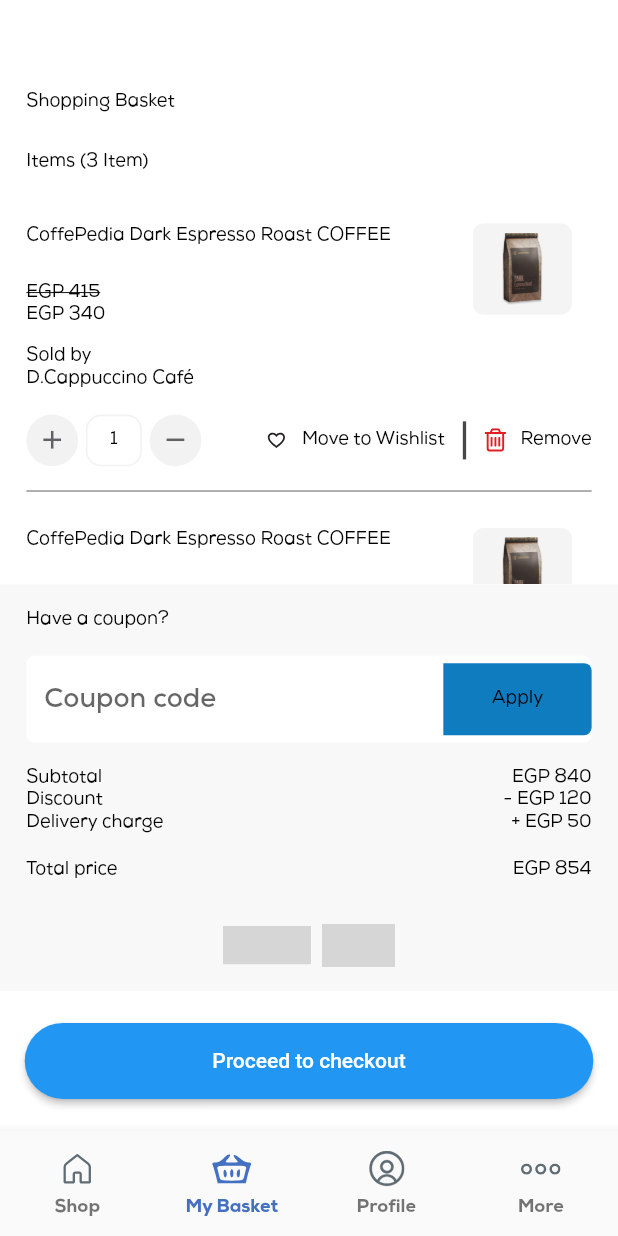
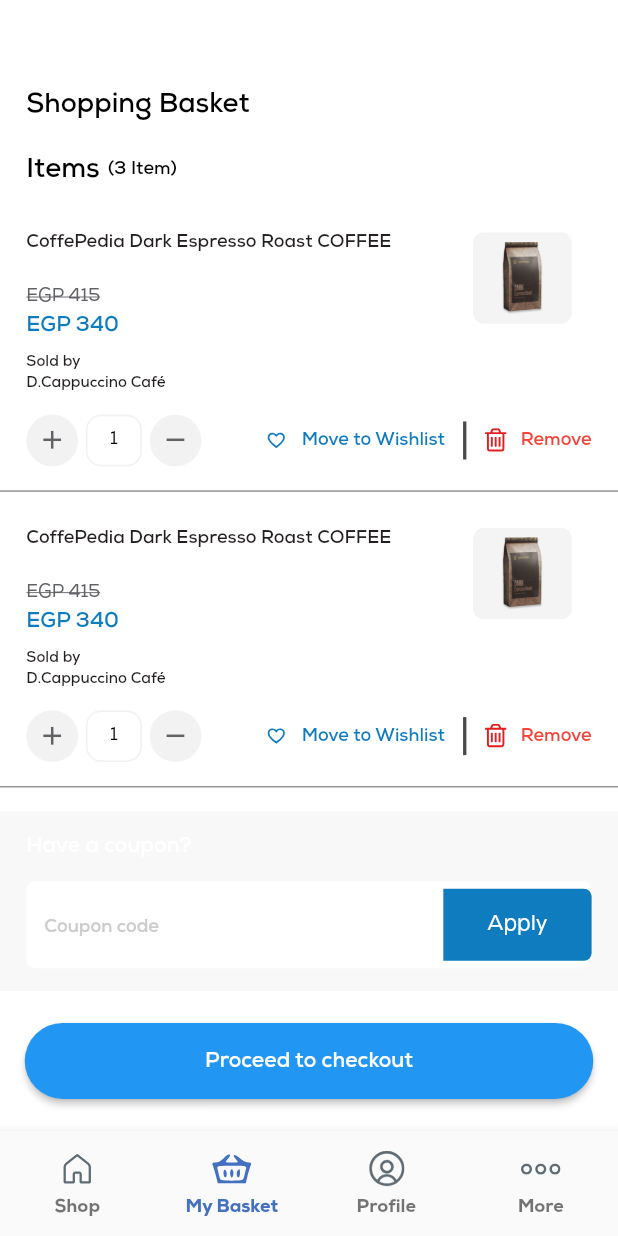
Before and after one commit to CofePedia/coffee_pedia_mobile_app, a Flutter app: the screen it shows after launch, item 2 of the bottom bar chosen, on a phone screen of 412 x 824 dp. Run offline on Flutter 3.47's test engine with Material 2 defaults, Android fonts, the phone set to English and light mode, and no system bars; our stand-ins replace bot_toast, cached_network_image, easy_localization, flutter_rating_bar, flutter_screenutil, flutter_svg; missing offline and left inert: favorite_button; network calls fail; grey boxes are pictures that could not be loaded.

Commit message:
fix azzam styles and themes

```diff
--- a/lib/main.dart
+++ b/lib/main.dart
@@ -59,37 +59,37 @@ class MyApp extends StatelessWidget {
                 fontFamily: 'Nexa',
                 fontSize: 10.sp,
                 color: Color(0xff231F20),
-                fontWeight: FontWeight.w600,
+                fontWeight: FontWeight.w700,
               ),
               bodyText2: TextStyle(
                 fontFamily: 'Nexa',
                 fontSize: 12.sp,
                 color: Color(0xff000000),
-                fontWeight: FontWeight.w400,
+                fontWeight: FontWeight.w500,
               ),
               subtitle1: TextStyle(
                 fontFamily: 'Nexa',
                 fontSize: 18.sp,
                 color: Color(0xff4470C1),
-                fontWeight: FontWeight.w600,
+                fontWeight: FontWeight.w700,
               ),
               headline2: TextStyle(
                 fontFamily: 'Nexa',
                 fontSize: 14.sp,
                 color: Color(0xffffffff),
-                fontWeight: FontWeight.w600,
+                fontWeight: FontWeight.w700,
               ),
               subtitle2: TextStyle(
                 fontFamily: 'Nexa',
                 fontSize: 13.sp,
-                fontWeight: FontWeight.w600,
+                fontWeight: FontWeight.w700,
                 height: 1.5,
                 color: Color(0xff231F20),
               ),
               headline1: TextStyle(
                 fontFamily: 'Nexa',
                 fontSize: 22.sp,
-                fontWeight: FontWeight.w600,
+                fontWeight: FontWeight.w700,
                 color: Color(0xff000000),
               ),
               caption: TextStyle(
@@ -98,6 +98,18 @@ class MyApp extends StatelessWidget {
                 fontWeight: FontWeight.w900,
                 color: Color(0xff231F20),
               ),
+              headline4: TextStyle(
+                fontFamily: 'Nexa',
+                fontSize: 12.sp,
+                fontWeight: FontWeight.w700,
+                color: Color(0xff231F20),
+              ),
+              overline: TextStyle(
+                fontFamily: 'Nexa',
+                fontSize: 12.sp,
+                fontWeight: FontWeight.w700,
+                color: Color(0xff9D9D9D),
+              ),
             ),
           ),
         );
--- a/lib/ui/checkout_item.dart
+++ b/lib/ui/checkout_item.dart
@@ -32,6 +32,7 @@ class CheckoutItem extends StatelessWidget {
                           "CoffePedia Dark Espresso Roast COFFEE",
                           maxLines: 2,
                           textAlign: TextAlign.start,
+                          style: Theme.of(context).textTheme.headline4,
                         ),
                       ),
                     ),
@@ -39,14 +40,19 @@ class CheckoutItem extends StatelessWidget {
                       "EGP 415",
                       maxLines: 2,
                       textAlign: TextAlign.start,
-                      style: TextStyle(
-                        decoration: TextDecoration.lineThrough,
-                      ),
+                      style: Theme.of(context)
+                          .textTheme
+                          .bodyText2!
+                          .copyWith(decoration: TextDecoration.lineThrough, color: Color(0xff606266)),
+                    ),
+                    SizedBox(
+                      height: 4.h,
                     ),
                     Text(
                       "EGP 340",
                       maxLines: 2,
                       textAlign: TextAlign.start,
+                      style: Theme.of(context).textTheme.headline2!.copyWith(color: Theme.of(context).primaryColor),
                     ),
                   ],
                 ),
@@ -66,8 +72,11 @@ class CheckoutItem extends StatelessWidget {
               ],
             ),
           ),
-          Text("Sold by"),
-          Text("D.Cappuccino Café"),
+          Text("Sold by", style: Theme.of(context).textTheme.bodyText1),
+          SizedBox(
+            height: 4.h,
+          ),
+          Text("D.Cappuccino Café", style: Theme.of(context).textTheme.bodyText1),
           SizedBox(
             height: 16.h,
           ),
@@ -112,11 +121,17 @@ class CheckoutItem extends StatelessWidget {
                       Assets.iconsHeart,
                       width: 15.w,
                       height: 13.5.h,
+                      color: Theme.of(context).primaryColor,
                     ),
                     SizedBox(
                       width: 8.w,
                     ),
-                    Text("Move to Wishlist"),
+                    Text(
+                      "Move to Wishlist",
+                      style: Theme.of(context).textTheme.headline4!.copyWith(
+                            color: Theme.of(context).primaryColor,
+                          ),
+                    ),
                   ],
                 ),
               ),
@@ -138,7 +153,12 @@ class CheckoutItem extends StatelessWidget {
                     SizedBox(
                       width: 8.w,
                     ),
-                    Text("Remove"),
+                    Text(
+                      "Remove",
+                      style: Theme.of(context).textTheme.headline4!.copyWith(
+                            color: Colors.red,
+                          ),
+                    ),
                   ],
                 ),
               )
--- a/lib/ui/checkout_items_screen.dart
+++ b/lib/ui/checkout_items_screen.dart
@@ -34,7 +34,10 @@ class CheckoutItemsScreen extends StatelessWidget {
               ),
             ),
           ),
-          child: Text("Proceed to checkout"),
+          child: Text(
+            "Proceed to checkout",
+            style: Theme.of(context).textTheme.headline2,
+          ),
         ),
       ),
       body: Container(
@@ -52,13 +55,36 @@ class CheckoutItemsScreen extends StatelessWidget {
               child: Column(
                 crossAxisAlignment: CrossAxisAlignment.start,
                 children: [
-                  Text("Shopping Basket"),
+                  Text(
+                    "Shopping Basket",
+                    style: Theme.of(context).textTheme.subtitle1!.copyWith(
+                          color: Colors.black,
+                        ),
+                  ),
                   Padding(
                     padding: EdgeInsets.symmetric(
                       vertical: 24.6.h,
                       horizontal: 0,
                     ),
-                    child: Text("Items (3 Item)"),
+                    child: Row(
+                      children: [
+                        Text(
+                          "Items",
+                          style: Theme.of(context).textTheme.subtitle1!.copyWith(
+                                color: Colors.black,
+                              ),
+                        ),
+                        SizedBox(
+                          width: 5.w,
+                        ),
+                        Text(
+                          "(3 Item)",
+                          style: Theme.of(context).textTheme.headline4!.copyWith(
+                                color: Colors.black,
+                              ),
+                        ),
+                      ],
+                    ),
                   ),
                 ],
               ),
@@ -67,23 +93,10 @@ class CheckoutItemsScreen extends StatelessWidget {
               child: Container(
                 width: MediaQuery.of(context).size.width,
                 child: ListView.separated(
-                  padding: EdgeInsets.symmetric(horizontal: 16.w),
+                  padding: EdgeInsets.all(0),
                   itemBuilder: (context, index) {
-                    return CheckoutItem();
-                  },
-                  separatorBuilder: (context, index) {
+                    if (index == 2) {
                       return Container(
-                      width: MediaQuery.of(context).size.width,
-                      margin: EdgeInsets.symmetric(vertical: 15.75.h),
-                      height: 1.h,
-                      color: Color(0xff979797),
-                    );
-                  },
-                  itemCount: 2,
-                ),
-              ),
-            ),
-            Container(
                         width: MediaQuery.of(context).size.width,
                         color: Color(0xffF8F8F8),
                         padding: EdgeInsets.symmetric(
@@ -94,7 +107,10 @@ class CheckoutItemsScreen extends StatelessWidget {
                           mainAxisAlignment: MainAxisAlignment.start,
                           crossAxisAlignment: CrossAxisAlignment.start,
                           children: [
-                  Text("Have a coupon?"),
+                            Text(
+                              "Have a coupon?",
+                              style: Theme.of(context).textTheme.headline2,
+                            ),
                             Padding(
                               padding: EdgeInsets.symmetric(vertical: 16.h),
                               child: TextFormField(
@@ -102,6 +118,9 @@ class CheckoutItemsScreen extends StatelessWidget {
                                   fillColor: Colors.white,
                                   filled: true,
                                   hintText: "Coupon code",
+                                  hintStyle: Theme.of(context).textTheme.headline4!.copyWith(
+                                        color: Color(0xffcccccc),
+                                      ),
                                   border: OutlineInputBorder(
                                     borderRadius: BorderRadius.circular(5.w),
                                     borderSide: BorderSide(
@@ -126,7 +145,12 @@ class CheckoutItemsScreen extends StatelessWidget {
                                       color: Color(0xff107CC0),
                                     ),
                                     alignment: Alignment.center,
-                          child: Text("Apply"),
+                                    child: Text(
+                                      "Apply",
+                                      style: Theme.of(context).textTheme.headline2!.copyWith(
+                                            fontWeight: FontWeight.w500,
+                                          ),
+                                    ),
                                   ),
                                 ),
                               ),
@@ -134,16 +158,22 @@ class CheckoutItemsScreen extends StatelessWidget {
                             Row(
                               mainAxisAlignment: MainAxisAlignment.spaceBetween,
                               children: [
-                      Text("Subtotal"),
-                      Text("EGP 840"),
+                                Text("Subtotal", style: Theme.of(context).textTheme.headline4),
+                                Text("EGP 840", style: Theme.of(context).textTheme.headline4),
                               ],
+                            ),
+                            SizedBox(
+                              height: 5.h,
                             ),
                             Row(
                               mainAxisAlignment: MainAxisAlignment.spaceBetween,
                               children: [
-                      Text("Discount"),
-                      Text("- EGP 120"),
+                                Text("Discount", style: Theme.of(context).textTheme.headline4),
+                                Text("- EGP 120", style: Theme.of(context).textTheme.headline4),
                               ],
+                            ),
+                            SizedBox(
+                              height: 5.h,
                             ),
                             Row(
                               mainAxisAlignment: MainAxisAlignment.spaceBetween,
@@ -157,8 +187,8 @@ class CheckoutItemsScreen extends StatelessWidget {
                               child: Row(
                                 mainAxisAlignment: MainAxisAlignment.spaceBetween,
                                 children: [
-                        Text("Total price"),
-                        Text("EGP 854"),
+                                  Text("Total price", style: Theme.of(context).textTheme.headline4),
+                                  Text("EGP 854", style: Theme.of(context).textTheme.headline4),
                                 ],
                               ),
                             ),
@@ -182,6 +212,24 @@ class CheckoutItemsScreen extends StatelessWidget {
                             )
                           ],
                         ),
+                      );
+                    }
+                    return Padding(
+                      padding: EdgeInsets.symmetric(horizontal: 16.w),
+                      child: CheckoutItem(),
+                    );
+                  },
+                  separatorBuilder: (context, index) {
+                    return Container(
+                      width: MediaQuery.of(context).size.width,
+                      margin: EdgeInsets.symmetric(vertical: 15.75.h),
+                      height: 1.h,
+                      color: Color(0xff979797),
+                    );
+                  },
+                  itemCount: 3,
+                ),
+              ),
             ),
           ],
         ),
--- a/lib/ui/checkout_popup.dart
+++ b/lib/ui/checkout_popup.dart
@@ -42,6 +42,9 @@ class CheckoutPopUp extends StatelessWidget {
                       "CoffePedia Dark Espresso Roast COFFEE",
                       maxLines: 2,
                       textAlign: TextAlign.start,
+                      style: Theme.of(context).textTheme.headline2!.copyWith(
+                            color: Color(0xff231F20),
+                          ),
                     ),
                   ),
                 ),
@@ -49,11 +52,19 @@ class CheckoutPopUp extends StatelessWidget {
                   mainAxisAlignment: MainAxisAlignment.center,
                   crossAxisAlignment: CrossAxisAlignment.end,
                   children: [
-                    Text("Total"),
+                    Text(
+                      "Total",
+                      style: Theme.of(context).textTheme.overline,
+                    ),
                     SizedBox(
                       height: 16.h,
                     ),
-                    Text("EGP 340"),
+                    Text(
+                      "EGP 340",
+                      style: Theme.of(context).textTheme.headline2!.copyWith(
+                            color: Theme.of(context).primaryColor,
+                          ),
+                    ),
                   ],
                 ),
               ],
@@ -72,7 +83,10 @@ class CheckoutPopUp extends StatelessWidget {
                   ),
                 ),
               ),
-              child: Text("Proceed to checkout"),
+              child: Text(
+                "Proceed to checkout",
+                style: Theme.of(context).textTheme.headline2,
+              ),
             ),
           ),
           TextButton(
@@ -81,8 +95,8 @@ class CheckoutPopUp extends StatelessWidget {
             },
             child: Text(
               "Continue Shopping",
-              style: Theme.of(context).textTheme.bodyText1!.copyWith(
-                    color: const Color(0xffe02020),
+              style: Theme.of(context).textTheme.headline2!.copyWith(
+                    color: Theme.of(context).primaryColor,
                   ),
             ),
           ),
--- a/lib/ui/screens/profile_item.dart
+++ b/lib/ui/screens/profile_item.dart
@@ -2,8 +2,7 @@ import 'package:flutter/material.dart';
 import 'package:flutter_screenutil/flutter_screenutil.dart';
 
 class ProfileItem extends StatelessWidget {
-  const ProfileItem({required this.title, required this.onPress, Key? key})
-      : super(key: key);
+  const ProfileItem({required this.title, required this.onPress, Key? key}) : super(key: key);
 
   final String title;
   final VoidCallback onPress;
@@ -15,7 +14,12 @@ class ProfileItem extends StatelessWidget {
         InkWell(
           onTap: onPress,
           child: ListTile(
-            title: Text(title),
+            title: Text(
+              title,
+              style: Theme.of(context).textTheme.headline2!.copyWith(
+                    color: Color(0xff231F20),
+                  ),
+            ),
             trailing: Icon(
               Icons.arrow_forward_ios,
               color: Colors.black,
--- a/lib/ui/screens/profile_screen.dart
+++ b/lib/ui/screens/profile_screen.dart
@@ -41,7 +41,9 @@ class ProfileScreen extends StatelessWidget {
                       padding: EdgeInsets.only(top: 60.h, bottom: 16.h),
                       child: Text(
                         "My Profile",
-                        style: Theme.of(context).textTheme.bodyText2,
+                        style: Theme.of(context).textTheme.subtitle1!.copyWith(
+                              color: Colors.black,
+                            ),
                       ),
                     ),
                     Row(
@@ -60,10 +62,18 @@ class ProfileScreen extends StatelessWidget {
                         ),
                         Column(
                           mainAxisAlignment: MainAxisAlignment.center,
-                          crossAxisAlignment: CrossAxisAlignment.center,
+                          crossAxisAlignment: CrossAxisAlignment.start,
                           children: [
-                            Text("Welcome back"),
-                            Text("Hesham Mahdy"),
+                            Text(
+                              "Welcome back",
+                              style: Theme.of(context).textTheme.headline4,
+                            ),
+                            Text(
+                              "Hesham Mahdy",
+                              style: Theme.of(context).textTheme.caption!.copyWith(
+                                    fontWeight: FontWeight.w700,
+                                  ),
+                            ),
                           ],
                         )
                       ],
@@ -135,7 +145,7 @@ class ProfileScreen extends StatelessWidget {
                   ),
                   child: Text(
                     "Logout",
-                    style: TextStyle(color: Colors.red),
+                    style: Theme.of(context).textTheme.headline4!.copyWith(fontSize: 14.sp, color: Colors.red),
                   ),
                 ),
               ),
```
Lines whose indentation alone changed are shown as unchanged.
